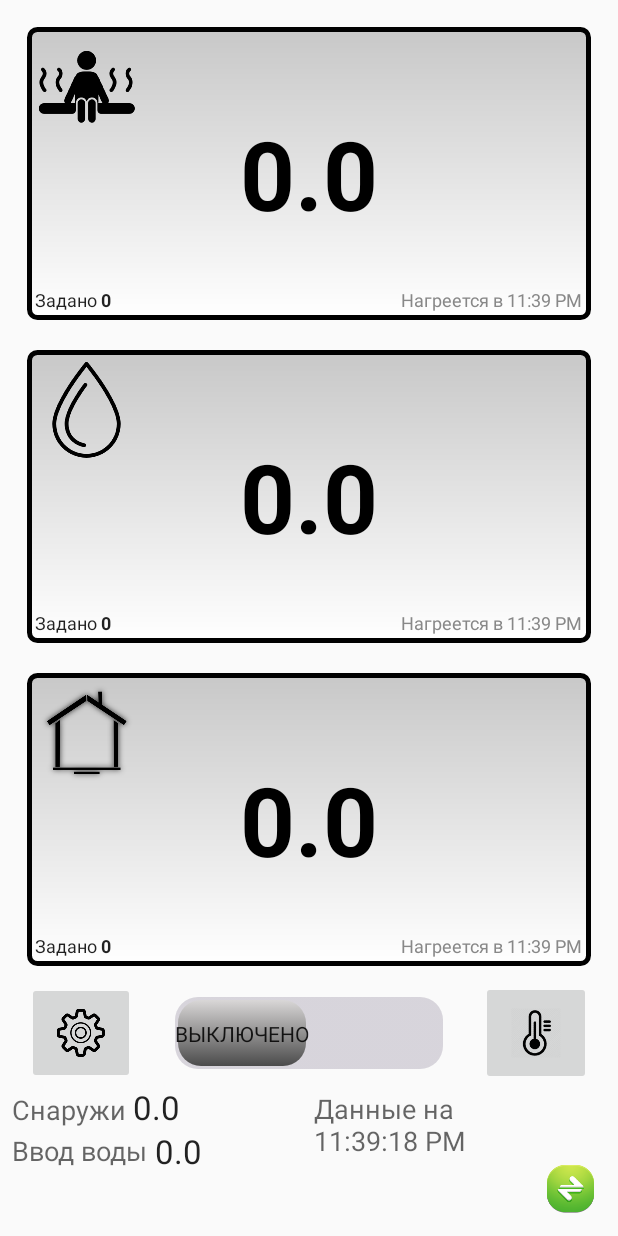
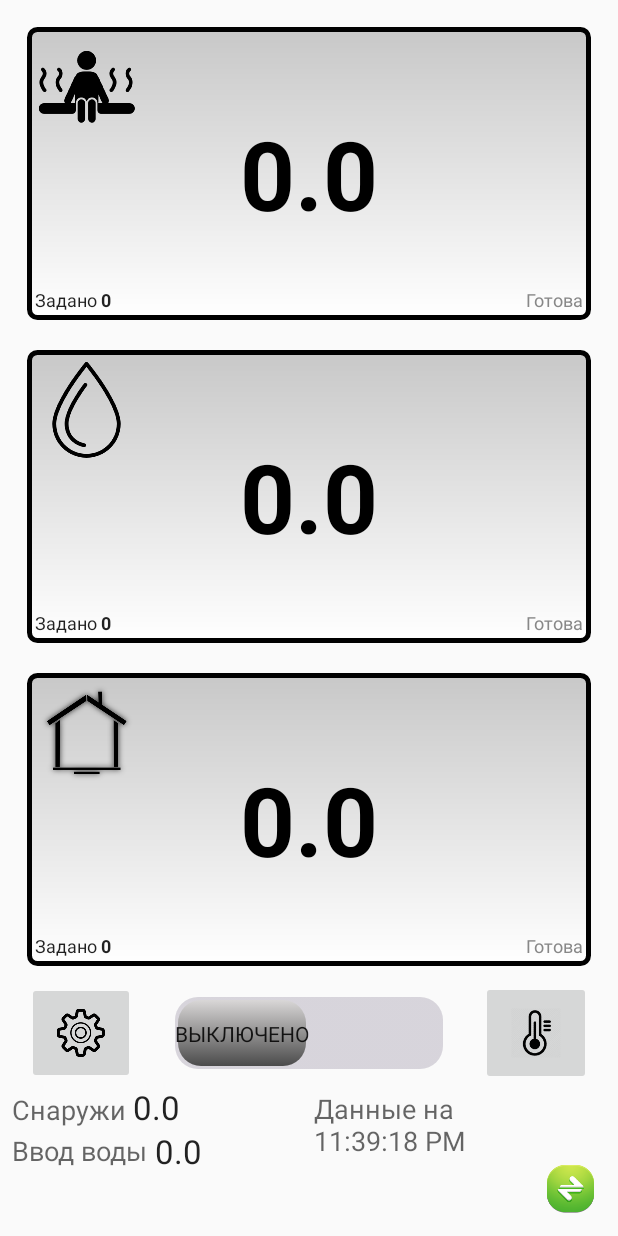
Before and after one commit to yulancer/Sauna, an Android app: the screen it shows after launch (MainActivity), on a phone screen of 412 x 824 dp. Run offline under Robolectric (Android 15) with nearby library versions, the phone set to English and light mode, and no system bars; libraries missing offline, so code that uses them is left out: com.serotonin.modbus4j, net.danlew.android; 21 statements that could not run were skipped.

Commit message:
победил самопроизвольное включение/выключение

```diff
--- a/app/src/main/java/ru/yulancer/sauna/MainActivity.java
+++ b/app/src/main/java/ru/yulancer/sauna/MainActivity.java
@@ -8,13 +8,11 @@ import android.support.v4.app.FragmentActivity;
 import android.support.v4.app.FragmentManager;
 import android.view.View;
 import android.widget.CompoundButton;
-import android.widget.ImageButton;
 import android.widget.ImageView;
 import android.widget.ProgressBar;
 import android.widget.Switch;
 import android.widget.TextView;
 import android.widget.Toast;
-import android.widget.ToggleButton;
 
 import org.joda.time.LocalTime;
 import org.joda.time.format.DateTimeFormat;
@@ -34,8 +32,8 @@ public class MainActivity extends FragmentActivity implements SettingsDialog.OnF
     private SaunaInfo mSaunaInfo;
     private Timer mTimer;
 
-   // private IModbusActor mActivityActor = new Modbus4jActor("192.168.1.77", 502);
-    private IModbusActor mActivityActor = new Modbus4jActor("10.0.2.2", 502);
+    private IModbusActor mActivityActor = new Modbus4jActor("192.168.1.77", 502);
+    //private IModbusActor mActivityActor = new Modbus4jActor("10.0.2.2", 502);
     //private IModbusActor mActivityActor = new J2modActor("10.0.2.2", 502);
 
     @Override
@@ -47,8 +45,8 @@ public class MainActivity extends FragmentActivity implements SettingsDialog.OnF
 
     class SaunaQueryTask extends TimerTask {
 
-         private IModbusActor mTaskActor = new Modbus4jActor("10.0.2.2", 502);
-        //private IModbusActor mTaskActor = new Modbus4jActor("192.168.1.77", 502);
+        //private IModbusActor mTaskActor = new Modbus4jActor("10.0.2.2", 502);
+        private IModbusActor mTaskActor = new Modbus4jActor("192.168.1.77", 502);
 
         private void switchProgress(boolean on) {
             ProgressBar bar = (ProgressBar) findViewById(R.id.progressBar);
@@ -142,7 +140,6 @@ public class MainActivity extends FragmentActivity implements SettingsDialog.OnF
             ImageView ivSaunaHeaterStatus = (ImageView) findViewById(R.id.ivSaunaHeaterStatus);
             ImageView ivBoilerHeaterStatus = (ImageView) findViewById(R.id.ivBoilerHeaterStatus);
             ImageView ivRoomHeaterStatus = (ImageView) findViewById(R.id.ivRoomHeaterStatus);
-            TextView tvDoorShower = (TextView) findViewById(R.id.tvDoorShower);
             TextView tvDoorSauna = (TextView) findViewById(R.id.tvDoorSauna);
             TextView tvException = (TextView) findViewById(R.id.tvException);
 
@@ -236,7 +233,7 @@ public class MainActivity extends FragmentActivity implements SettingsDialog.OnF
         LocalTime currentTime = new LocalTime();
         DateTimeFormatter fmt = DateTimeFormat.shortTime().withLocale(getResources().getConfiguration().locale);
         LocalTime readyTime = currentTime.plusSeconds((int) seconds);
-        tv.setText(isReady ? "Готова" : String.format("Нагреется в %s", (isHistorical ? "~" : "") + fmt.print(readyTime)));
+        tv.setText(isReady || seconds == 0 ? "Готова" : String.format("Нагреется в %s", (isHistorical ? "~" : "") + fmt.print(readyTime)));
     }
 
     private void recreateRefreshTimer() {
@@ -248,8 +245,10 @@ public class MainActivity extends FragmentActivity implements SettingsDialog.OnF
     }
 
     public void onCheckedChanged(CompoundButton buttonView, boolean isChecked) {
-        StartSaunaTask t = new StartSaunaTask();
-        t.execute();
+        if (isChecked != mSaunaInfo.SaunaOn) {
+            StartSaunaTask t = new StartSaunaTask();
+            t.execute();
+        }
     }
 
     @Override
--- a/app/src/main/res/layout/activity_main.xml
+++ b/app/src/main/res/layout/activity_main.xml
@@ -280,7 +280,8 @@
             android:textOff="Выключено"
             android:textOn="Включено"
             android:thumb="@drawable/customswitchselector"
-            android:track="@drawable/custom_track" />
+            android:track="@drawable/custom_track"
+            android:onClick="onSetupClick"/>
 
         <ImageButton
             android:id="@+id/imageButton"
```
Also changed, not shown: 1 other file.
